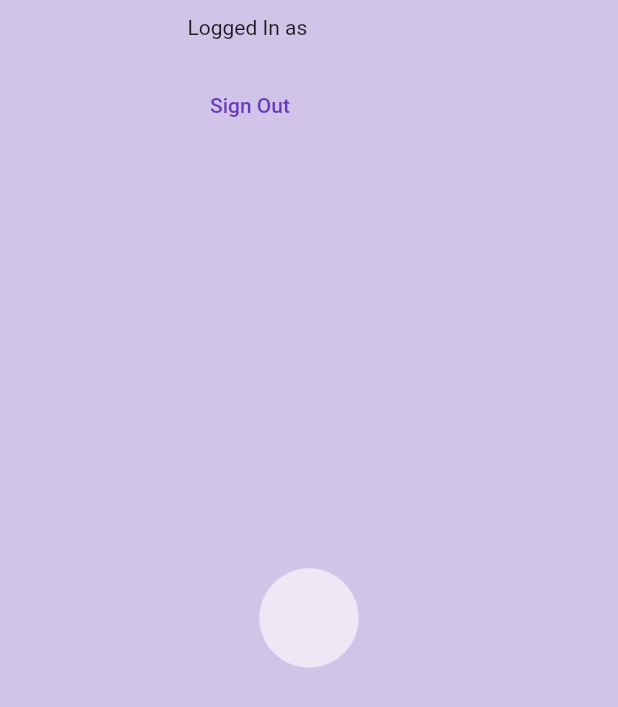
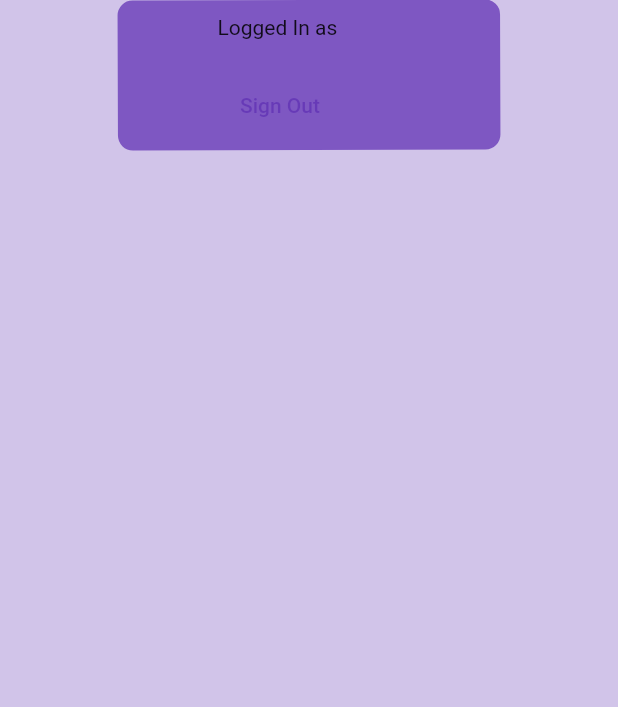
Before and after one commit to kshitiz3133/ModernLoginForm, a Flutter app: the screen it shows once a user with an empty profile is signed in, on a phone screen of 412 x 824 dp. Shown: the top 707 px of the screen. Run offline on Flutter 3.47's test engine with Material 2 defaults, Android fonts, the phone set to English and light mode, and no system bars; our stand-ins replace firebase_auth, firebase_core, get; accounts and stored records are empty; network calls fail.

Commit message:
tried adding animation on login

```diff
--- a/lib/Successlogin/loginsuccess.dart
+++ b/lib/Successlogin/loginsuccess.dart
@@ -26,7 +26,6 @@ class _HomeState extends State<Home> {
 
   @override
   void dispose() {
-    // TODO: implement dispose
     super.dispose();
   }
 
@@ -44,12 +43,15 @@ class _HomeState extends State<Home> {
     return Scaffold(
       backgroundColor: Colors.deepPurple[100],
       body: Stack(children: [
-        Animatedcircle(),
+        AnimatedContainer(
+          duration: Duration(seconds: 1),
+          alignment: Alignment(0,a),
+            child: Animatedcircle()),
         AnimatedContainer(
           alignment: Alignment(0, a),
           duration: const Duration(seconds: 1),
           child: Padding(
-            padding: const EdgeInsets.fromLTRB(125, 10, 0, 0),
+            padding: const EdgeInsets.fromLTRB(145, 10, 0, 0),
             child: SizedBox(
               height: 65,
               child: Row(
--- a/lib/Successlogin/successloginanimation/successanimationcirclezoom.dart
+++ b/lib/Successlogin/successloginanimation/successanimationcirclezoom.dart
@@ -6,31 +6,59 @@ class Animatedcircle extends StatefulWidget {
   @override
   State<Animatedcircle> createState() => _AnimatedcircleState();
 }
+
 class _AnimatedcircleState extends State<Animatedcircle>
     with TickerProviderStateMixin {
-  late final AnimationController _controller = AnimationController(
-    vsync: this,
-    duration: Duration(seconds: 1),
-  )..repeat(reverse: true,period: Duration(seconds: 2));
-  late final Animation<double> _animation =
-      CurvedAnimation(parent: _controller, curve: Curves.easeOut);
+  late AnimationController _controller;
+  late Animation<double> _rotationAnimation;
+  late Animation<double> _radiusAnimation;
+  late Animation<double> _scaleAnimation;
+  @override
+  void initState() {
+    super.initState();
+    //animation conroller
+    _controller =
+        AnimationController(vsync: this, duration: Duration(seconds: 2,milliseconds: 100))
+          ..forward();
 
-  @override
-  void dispose() {
-    _controller.dispose();
-    super.dispose();
+    //rotation animation
+    _rotationAnimation = Tween(begin: 0.0, end: 6.28)
+        .animate(CurvedAnimation(parent: _controller, curve: Curves.easeInOut));
+    //radius animation
+    _radiusAnimation = Tween(begin: 450.0, end: 10.0)
+        .animate(CurvedAnimation(parent: _controller, curve: Curves.easeInOut));
+    //scaleAnimation
+    _scaleAnimation = Tween(begin: 255.0, end: 100.0)
+        .animate(CurvedAnimation(parent: _controller, curve: Curves.easeInOut));
+
+
+
+
+    _controller.addListener(() {
+      setState(() {});
+    });
+
+    _controller.addStatusListener((status) {
+      if (status == AnimationStatus.completed) {
+        _controller.forward();
+        //a=100;
+      }
+      /*else if(status==AnimationStatus.dismissed) {
+        _controller.forward();
+      }*/
+    });
   }
 
   @override
   Widget build(BuildContext context) {
-    return Center(
-      child: ScaleTransition(
-        scale: _animation,
-        child: Container(
-          height: 900,
-          width: 900,
-          decoration: BoxDecoration(
-              shape: BoxShape.circle, color: Colors.deepPurple[50]),
+    return Transform.rotate(
+      angle: _rotationAnimation.value,
+      child: Container(
+        width: 255,
+        height: _scaleAnimation.value,
+        decoration: BoxDecoration(
+          color: Colors.deepPurple[400],
+          borderRadius: BorderRadius.circular(_radiusAnimation.value),
         ),
       ),
     );
```
